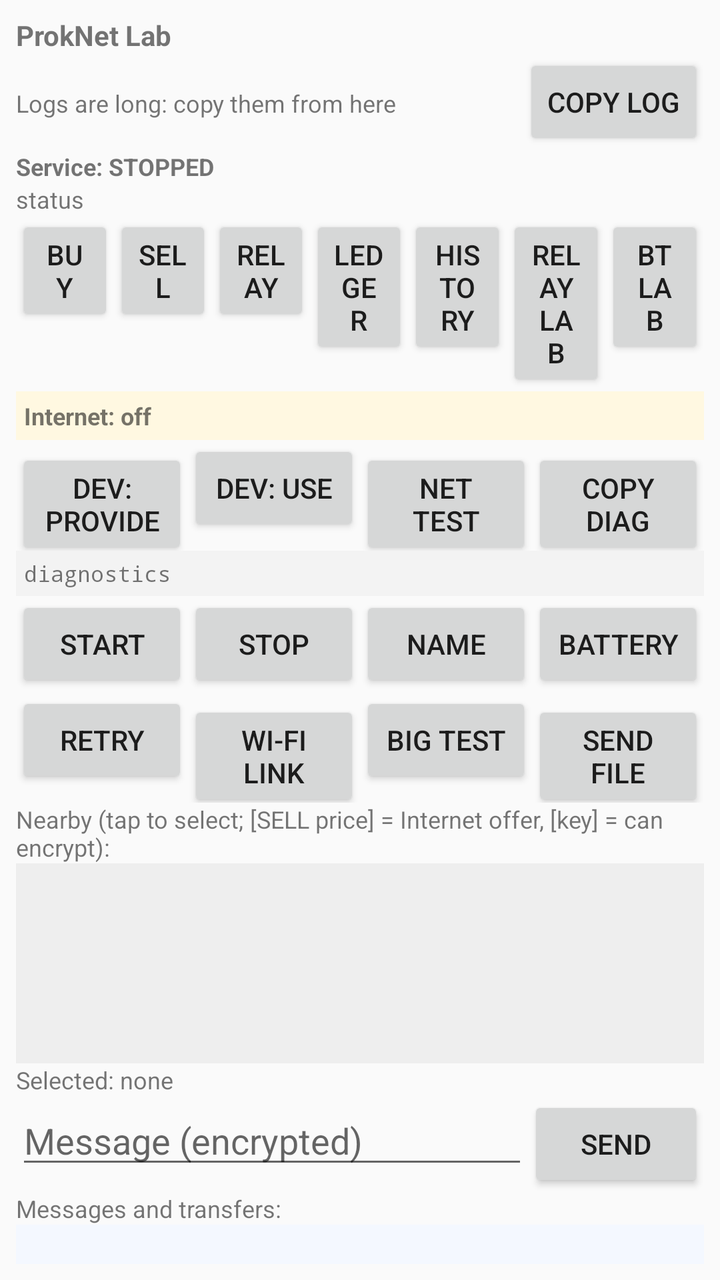
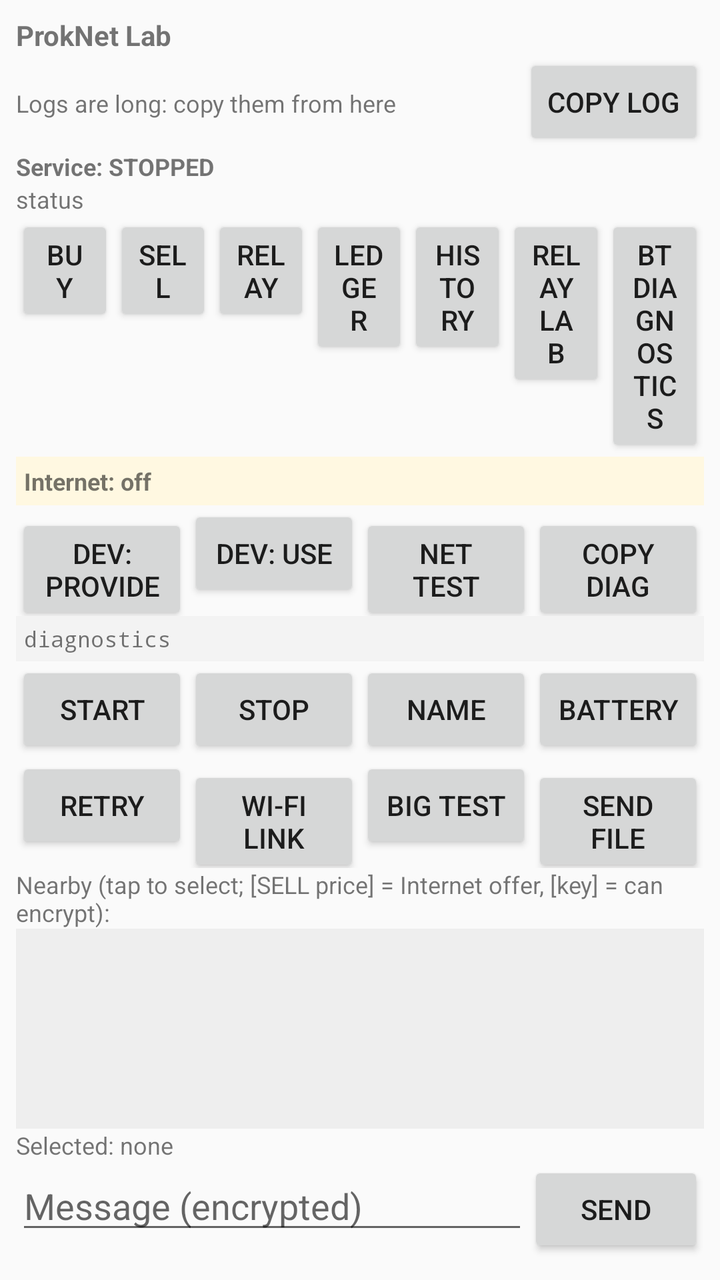

Compare the two renders of this Android layout. The source of the first and the diff that turns it into the second are given below.
<!-- AndroidManifest.xml: application theme android:Theme.Material.Light.NoActionBar -->
<!-- res/layout/activity_lab.xml -->
<?xml version="1.0" encoding="utf-8"?>
<LinearLayout xmlns:android="http://schemas.android.com/apk/res/android"
    android:layout_width="match_parent"
    android:layout_height="match_parent"
    android:orientation="vertical"
    android:padding="8dp">

    <TextView
        android:id="@+id/txtIdentity"
        android:layout_width="match_parent"
        android:layout_height="wrap_content"
        android:textStyle="bold"
        android:text="ProkNet Lab" />

    <LinearLayout
        android:layout_width="match_parent"
        android:layout_height="wrap_content"
        android:orientation="horizontal">
        <TextView android:layout_width="0dp" android:layout_weight="1" android:layout_height="wrap_content"
            android:gravity="center_vertical" android:textSize="12sp" android:text="Logs are long: copy them from here" />
        <Button android:id="@+id/btnCopyLogTop" android:layout_width="wrap_content"
            android:layout_height="wrap_content" android:text="COPY LOG" />
    </LinearLayout>

    <TextView
        android:id="@+id/txtService"
        android:layout_width="match_parent"
        android:layout_height="wrap_content"
        android:textSize="12sp"
        android:textStyle="bold"
        android:text="Service: STOPPED" />

    <TextView
        android:id="@+id/txtStatus"
        android:layout_width="match_parent"
        android:layout_height="wrap_content"
        android:textSize="12sp"
        android:text="status" />

    <TextView
        android:id="@+id/txtWifiBanner"
        android:layout_width="match_parent"
        android:layout_height="wrap_content"
        android:textSize="13sp"
        android:textStyle="bold"
        android:textColor="#000000"
        android:padding="6dp"
        android:visibility="gone"
        android:text="" />

    <LinearLayout
        android:layout_width="match_parent"
        android:layout_height="wrap_content"
        android:orientation="horizontal">
        <Button android:id="@+id/btnBuy" android:layout_width="0dp" android:layout_weight="1"
            android:layout_height="wrap_content" android:text="BUY" />
        <Button android:id="@+id/btnSell" android:layout_width="0dp" android:layout_weight="1"
            android:layout_height="wrap_content" android:text="SELL" />
        <Button android:id="@+id/btnRelay" android:layout_width="0dp" android:layout_weight="1"
            android:layout_height="wrap_content" android:text="RELAY" />
        <Button android:id="@+id/btnLedger" android:layout_width="0dp" android:layout_weight="1"
            android:layout_height="wrap_content" android:text="Ledger" />
        <Button android:id="@+id/btnHistory" android:layout_width="0dp" android:layout_weight="1"
            android:layout_height="wrap_content" android:text="History" />
        <Button android:id="@+id/btnRelayLab" android:layout_width="0dp" android:layout_weight="1"
            android:layout_height="wrap_content" android:text="Relay Lab" />
        <Button android:id="@+id/btnBulkLab" android:layout_width="0dp" android:layout_weight="1"
            android:layout_height="wrap_content" android:text="BT Lab" />
    </LinearLayout>

    <TextView
        android:id="@+id/txtInternet"
        android:layout_width="match_parent"
        android:layout_height="wrap_content"
        android:textSize="12sp"
        android:textStyle="bold"
        android:background="#FFF8E1"
        android:padding="4dp"
        android:text="Internet: off" />

    <LinearLayout
        android:layout_width="match_parent"
        android:layout_height="wrap_content"
        android:orientation="horizontal">
        <Button android:id="@+id/btnProvide" android:layout_width="0dp" android:layout_weight="1"
            android:layout_height="wrap_content" android:text="dev: provide" />
        <Button android:id="@+id/btnUseInternet" android:layout_width="0dp" android:layout_weight="1"
            android:layout_height="wrap_content" android:text="dev: use" />
        <Button android:id="@+id/btnNetTest" android:layout_width="0dp" android:layout_weight="1"
            android:layout_height="wrap_content" android:text="Net test" />
        <Button android:id="@+id/btnCopyDiag" android:layout_width="0dp" android:layout_weight="1"
            android:layout_height="wrap_content" android:text="COPY DIAG" />
    </LinearLayout>

    <TextView
        android:id="@+id/txtDiag"
        android:layout_width="match_parent"
        android:layout_height="wrap_content"
        android:textSize="11sp"
        android:typeface="monospace"
        android:background="#F3F3F3"
        android:padding="4dp"
        android:text="diagnostics" />

    <LinearLayout
        android:layout_width="match_parent"
        android:layout_height="wrap_content"
        android:orientation="horizontal">
        <Button android:id="@+id/btnStart" android:layout_width="0dp" android:layout_weight="1"
            android:layout_height="wrap_content" android:text="Start" />
        <Button android:id="@+id/btnStop" android:layout_width="0dp" android:layout_weight="1"
            android:layout_height="wrap_content" android:text="Stop" />
        <Button android:id="@+id/btnRename" android:layout_width="0dp" android:layout_weight="1"
            android:layout_height="wrap_content" android:text="Name" />
        <Button android:id="@+id/btnBattery" android:layout_width="0dp" android:layout_weight="1"
            android:layout_height="wrap_content" android:text="Battery" />
    </LinearLayout>

    <LinearLayout
        android:layout_width="match_parent"
        android:layout_height="wrap_content"
        android:orientation="horizontal">
        <Button android:id="@+id/btnRetry" android:layout_width="0dp" android:layout_weight="1"
            android:layout_height="wrap_content" android:text="Retry" />
        <Button android:id="@+id/btnWifi" android:layout_width="0dp" android:layout_weight="1"
            android:layout_height="wrap_content" android:text="Wi-Fi link" />
        <Button android:id="@+id/btnBigTest" android:layout_width="0dp" android:layout_weight="1"
            android:layout_height="wrap_content" android:text="Big test" />
        <Button android:id="@+id/btnSendFile" android:layout_width="0dp" android:layout_weight="1"
            android:layout_height="wrap_content" android:text="Send file" />
    </LinearLayout>

    <TextView
        android:layout_width="match_parent"
        android:layout_height="wrap_content"
        android:text="Nearby (tap to select; [SELL price] = Internet offer, [key] = can encrypt):"
        android:textSize="12sp" />

    <ListView
        android:id="@+id/listPeers"
        android:layout_width="match_parent"
        android:layout_height="100dp"
        android:background="#EEEEEE" />

    <TextView
        android:id="@+id/txtSelected"
        android:layout_width="match_parent"
        android:layout_height="wrap_content"
        android:textSize="12sp"
        android:text="Selected: none" />

    <LinearLayout
        android:layout_width="match_parent"
        android:layout_height="wrap_content"
        android:orientation="horizontal">
        <EditText android:id="@+id/editMessage" android:layout_width="0dp" android:layout_weight="1"
            android:layout_height="wrap_content" android:hint="Message (encrypted)" android:inputType="text"
            android:maxLength="20000" android:imeOptions="actionSend" />
        <Button android:id="@+id/btnSend" android:layout_width="wrap_content"
            android:layout_height="wrap_content" android:text="Send" />
    </LinearLayout>

    <TextView
        android:layout_width="match_parent"
        android:layout_height="wrap_content"
        android:text="Messages and transfers:"
        android:textSize="12sp" />

    <ListView
        android:id="@+id/listMessages"
        android:layout_width="match_parent"
        android:layout_height="150dp"
        android:background="#F4F8FF"
        android:stackFromBottom="true"
        android:transcriptMode="alwaysScroll" />

    <LinearLayout
        android:layout_width="match_parent"
        android:layout_height="wrap_content"
        android:orientation="horizontal">
        <TextView android:layout_width="0dp" android:layout_weight="1" android:layout_height="wrap_content"
            android:text="Debug log:" android:textSize="12sp" android:gravity="center_vertical" />
        <Button android:id="@+id/btnCopyLog" android:layout_width="wrap_content"
            android:layout_height="wrap_content" android:text="Copy log" />
        <Button android:id="@+id/btnShareLog" android:layout_width="wrap_content"
            android:layout_height="wrap_content" android:text="Share" />
        <Button android:id="@+id/btnClearLog" android:layout_width="wrap_content"
            android:layout_height="wrap_content" android:text="Clear" />
    </LinearLayout>

    <ScrollView
        android:id="@+id/scrollLog"
        android:layout_width="match_parent"
        android:layout_height="0dp"
        android:layout_weight="1"
        android:background="#111111">
        <TextView
            android:id="@+id/txtLog"
            android:layout_width="match_parent"
            android:layout_height="wrap_content"
            android:textColor="#B7F5B7"
            android:typeface="monospace"
            android:textSize="10sp"
            android:padding="4dp" />
    </ScrollView>
</LinearLayout>
<!-- resources referenced by this layout -->
<resources>

</resources>

<!-- the commit's change to res/layout/activity_lab.xml (unified diff, before → after) -->
@@ -65,7 +65,7 @@
         <Button android:id="@+id/btnRelayLab" android:layout_width="0dp" android:layout_weight="1"
             android:layout_height="wrap_content" android:text="Relay Lab" />
         <Button android:id="@+id/btnBulkLab" android:layout_width="0dp" android:layout_weight="1"
-            android:layout_height="wrap_content" android:text="BT Lab" />
+            android:layout_height="wrap_content" android:text="BT diagnostics" />
     </LinearLayout>
 
     <TextView
